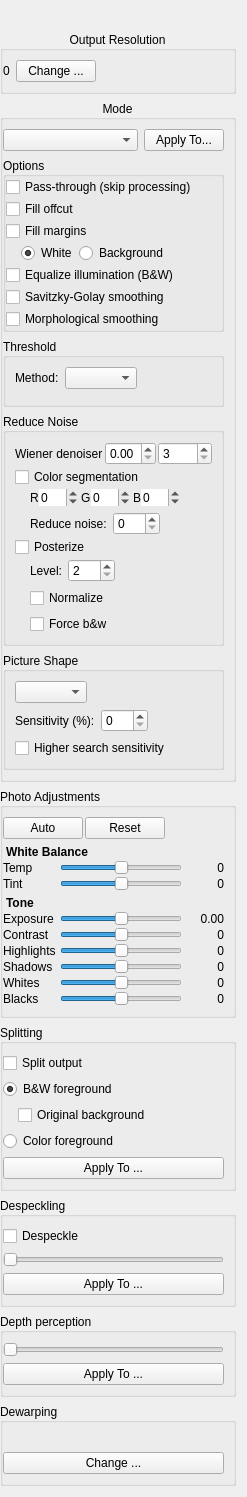
Above: src/core/filters/output/OptionsWidget.ui from abandoned-industries/scantailor-spectre before the change. Below: the same form after it.
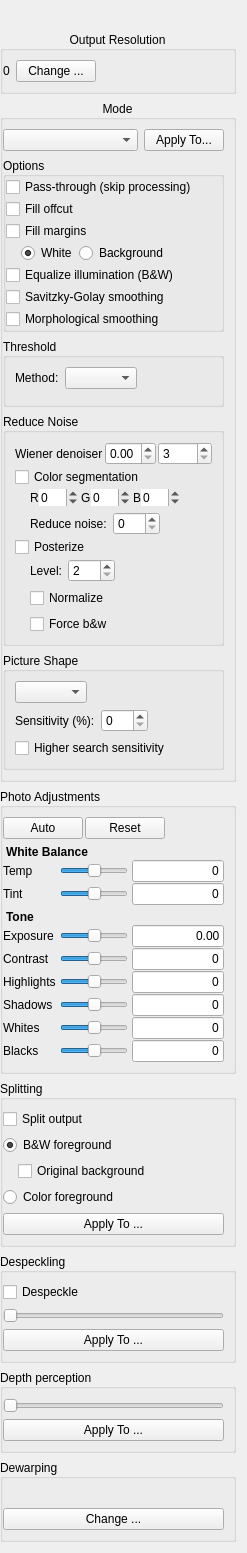
That is the form after the change. Custom widgets are drawn as their Qt base class.

```diff
--- a/src/core/filters/output/OptionsWidget.ui
+++ b/src/core/filters/output/OptionsWidget.ui
@@ -960,7 +960,7 @@
          </widget>
         </item>
         <item row="1" column="2">
-         <widget class="QLabel" name="tempValue">
+         <widget class="QLineEdit" name="tempValue">
           <property name="text"><string>0</string></property>
           <property name="alignment"><set>Qt::AlignRight|Qt::AlignVCenter</set></property>
           <property name="minimumSize"><size><width>32</width><height>0</height></size></property>
@@ -982,7 +982,7 @@
          </widget>
         </item>
         <item row="2" column="2">
-         <widget class="QLabel" name="tintValue">
+         <widget class="QLineEdit" name="tintValue">
           <property name="text"><string>0</string></property>
           <property name="alignment"><set>Qt::AlignRight|Qt::AlignVCenter</set></property>
           <property name="minimumSize"><size><width>32</width><height>0</height></size></property>
@@ -1014,7 +1014,7 @@
          </widget>
         </item>
         <item row="4" column="2">
-         <widget class="QLabel" name="exposureValue">
+         <widget class="QLineEdit" name="exposureValue">
           <property name="text"><string>0.00</string></property>
           <property name="alignment"><set>Qt::AlignRight|Qt::AlignVCenter</set></property>
           <property name="minimumSize"><size><width>38</width><height>0</height></size></property>
@@ -1036,7 +1036,7 @@
          </widget>
         </item>
         <item row="5" column="2">
-         <widget class="QLabel" name="contrastValue">
+         <widget class="QLineEdit" name="contrastValue">
           <property name="text"><string>0</string></property>
           <property name="alignment"><set>Qt::AlignRight|Qt::AlignVCenter</set></property>
           <property name="minimumSize"><size><width>32</width><height>0</height></size></property>
@@ -1058,7 +1058,7 @@
          </widget>
         </item>
         <item row="6" column="2">
-         <widget class="QLabel" name="highlightsValue">
+         <widget class="QLineEdit" name="highlightsValue">
           <property name="text"><string>0</string></property>
           <property name="alignment"><set>Qt::AlignRight|Qt::AlignVCenter</set></property>
           <property name="minimumSize"><size><width>32</width><height>0</height></size></property>
@@ -1080,7 +1080,7 @@
          </widget>
         </item>
         <item row="7" column="2">
-         <widget class="QLabel" name="shadowsValue">
+         <widget class="QLineEdit" name="shadowsValue">
           <property name="text"><string>0</string></property>
           <property name="alignment"><set>Qt::AlignRight|Qt::AlignVCenter</set></property>
           <property name="minimumSize"><size><width>32</width><height>0</height></size></property>
@@ -1102,7 +1102,7 @@
          </widget>
         </item>
         <item row="8" column="2">
-         <widget class="QLabel" name="whitesValue">
+         <widget class="QLineEdit" name="whitesValue">
           <property name="text"><string>0</string></property>
           <property name="alignment"><set>Qt::AlignRight|Qt::AlignVCenter</set></property>
           <property name="minimumSize"><size><width>32</width><height>0</height></size></property>
@@ -1124,7 +1124,7 @@
          </widget>
         </item>
         <item row="9" column="2">
-         <widget class="QLabel" name="blacksValue">
+         <widget class="QLineEdit" name="blacksValue">
           <property name="text"><string>0</string></property>
           <property name="alignment"><set>Qt::AlignRight|Qt::AlignVCenter</set></property>
           <property name="minimumSize"><size><width>32</width><height>0</height></size></property>
```
